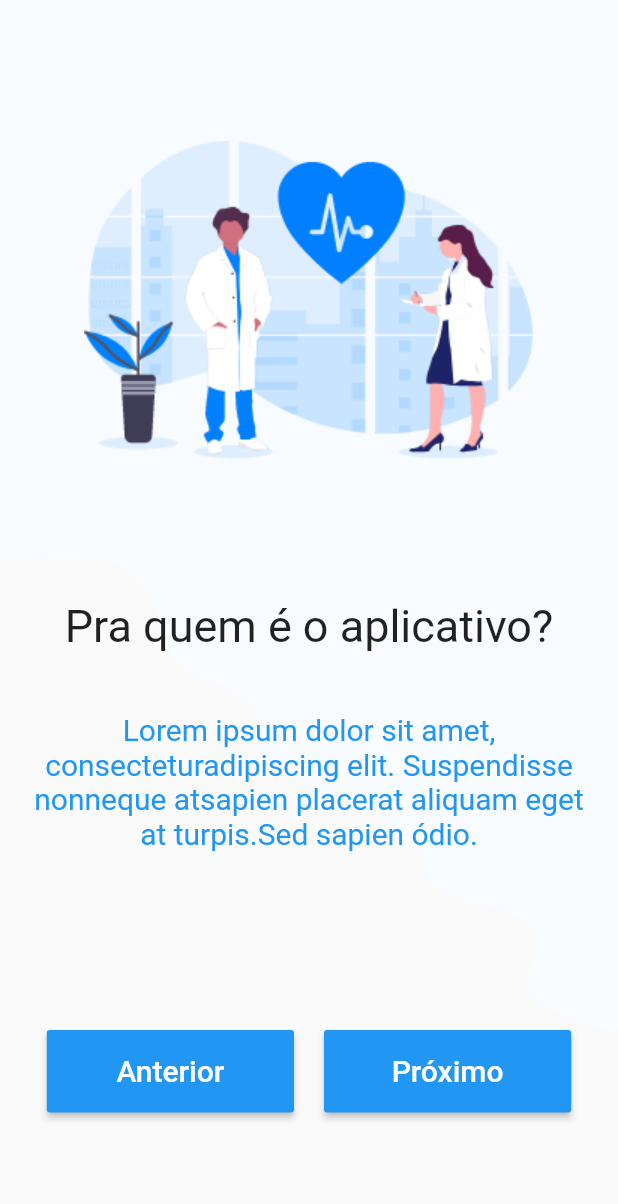
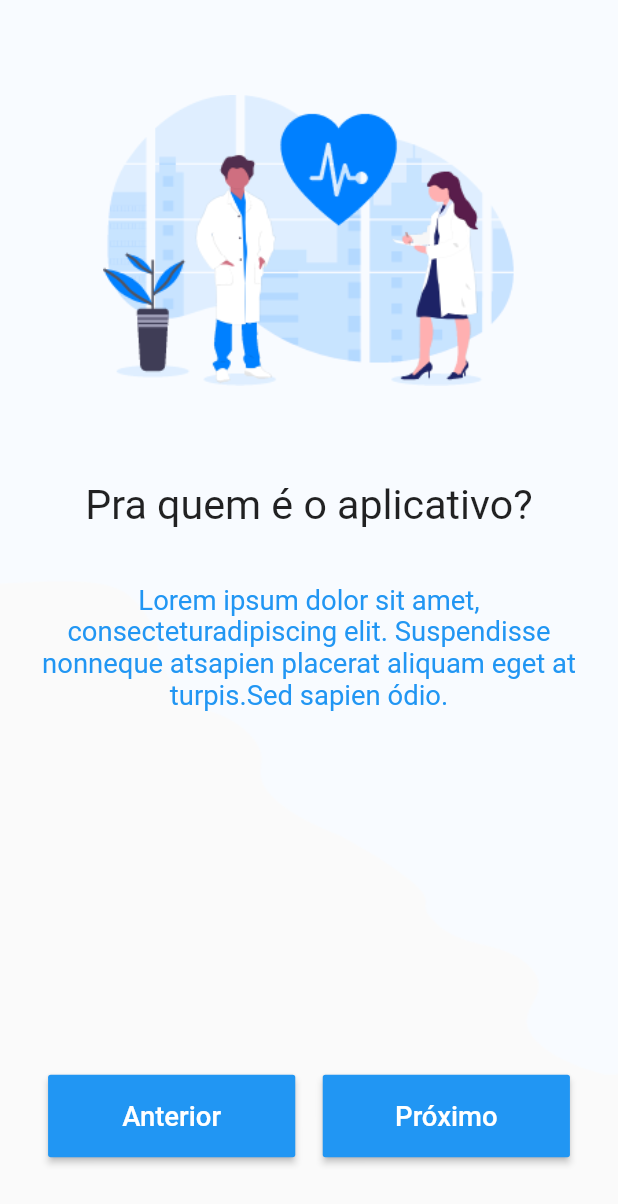
Before and after one commit to matkono/HealthSupApp, a Flutter app: the BasePage screen opened directly, after a tap on "Próximo", on a phone screen of 412 x 824 dp. Shown: the top 1204 px of the screen. Run offline on Flutter 3.47's test engine with Material 2 defaults, Android fonts, the phone set to English and light mode, and no system bars; our stand-ins replace bloc, dartz, data_connection_checker, equatable, flutter_bloc, get_it and 2 more; accounts and stored records are empty.

Commit message:
Fixing some layout bugs

```diff
--- a/lib/features/tutorial/presentation/pages/base_page.dart
+++ b/lib/features/tutorial/presentation/pages/base_page.dart
@@ -14,7 +14,7 @@ class _BasePageState extends State<BasePage> {
   Widget bodyWidget(String image, String title, String subTitle) {
     return Material(
       child: Container(
-        height: MediaQuery.of(context).size.height / 1.20,
+        height: MediaQuery.of(context).size.height / 1.15,
         decoration: BoxDecoration(
                   image: DecorationImage(
                     image: AssetImage('assets/images/Decoration.png'),
@@ -25,8 +25,8 @@ class _BasePageState extends State<BasePage> {
           children: <Widget>[
             Image.asset(
               image,
-              width: 450,
-              height: 400,
+              width: 400,
+              height: 350,
             ),
             Container(
               width: MediaQuery.of(context).size.width / 1.2,
--- a/lib/main.dart
+++ b/lib/main.dart
@@ -10,6 +10,7 @@ import 'package:HealthSup/features/patient/presentation/widgets/patient_details.
 import 'package:flutter/material.dart';
 import 'package:flutter_bloc/flutter_bloc.dart';
 import 'package:responsive_framework/responsive_framework.dart';
+import 'features/tutorial/presentation/pages/base_page.dart';
 import 'injection_container.dart' as di;
 
 Future<void> main() async {
@@ -39,7 +40,7 @@ class MyApp extends StatelessWidget {
           BouncingScrollWrapper.builder(context, widget),
           maxWidth: 1200,
           minWidth: 450,
-          defaultScale: false,
+          defaultScale: true,
           breakpoints: [
             ResponsiveBreakpoint.resize(450, name: MOBILE),
             ResponsiveBreakpoint.autoScale(800, name: TABLET),
@@ -51,7 +52,7 @@ class MyApp extends StatelessWidget {
             color: Color(0xFFF5F5F5),
           ),
         ),
-        home: LoginPage(),
+        home: BasePage(),
         debugShowCheckedModeBanner: false,
         routes: {
           '/login': (context) => LoginPage(),
```
